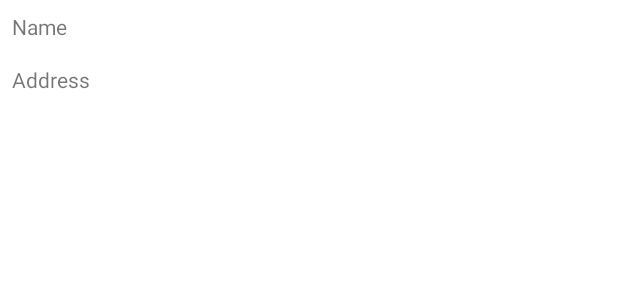
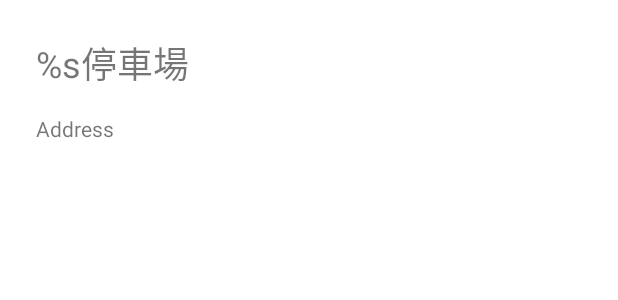
Before and after one commit to jian-fu-hung/KaohsiungParking, an Android app: the layout activity_info.xml on its own in the app's theme, with its tools: preview values and no code run, on a phone screen of 412 x 824 dp. Shown: the top 300 px of the screen. Run offline under Robolectric (Android 15) with nearby library versions, the phone set to English and light mode, and no system bars.

Commit message:
新增搜尋跳轉到停車場資訊頁面

```diff
--- a/app/src/main/AndroidManifest.xml
+++ b/app/src/main/AndroidManifest.xml
@@ -9,7 +9,8 @@
         android:roundIcon="@mipmap/ic_launcher_round"
         android:supportsRtl="true"
         android:theme="@style/AppTheme">
-        <activity android:name=".ui.info.InfoActivity"/>
+        <activity android:name=".ui.info.InfoActivity"
+            android:theme="@style/AppTheme"/>
         <activity android:name=".ui.download.DownloadActivity" />
         <activity android:name=".ui.splash.SplashActivity">
 
--- a/app/src/main/res/layout/activity_info.xml
+++ b/app/src/main/res/layout/activity_info.xml
@@ -10,27 +10,29 @@
     <androidx.constraintlayout.widget.ConstraintLayout
         android:layout_width="match_parent"
         android:layout_height="match_parent"
+        android:layout_margin="16dp"
         tools:context=".ui.info.InfoActivity">
 
         <TextView
             android:id="@+id/tv_name"
-            android:text="Name"
             android:layout_width="match_parent"
             android:layout_height="wrap_content"
             android:padding="8dp"
-            app:layout_constraintTop_toTopOf="parent"
+            android:text="@string/parking_name"
+            android:textSize="24sp"
+            app:layout_constraintEnd_toEndOf="parent"
             app:layout_constraintStart_toStartOf="parent"
-            app:layout_constraintEnd_toEndOf="parent" />
+            app:layout_constraintTop_toTopOf="parent" />
 
         <TextView
             android:id="@+id/tv_address"
-            android:text="Address"
             android:layout_width="match_parent"
             android:layout_height="wrap_content"
             android:padding="8dp"
-            app:layout_constraintTop_toBottomOf="@id/tv_name"
+            android:text="Address"
+            app:layout_constraintEnd_toEndOf="parent"
             app:layout_constraintStart_toStartOf="parent"
-            app:layout_constraintEnd_toEndOf="parent"/>
+            app:layout_constraintTop_toBottomOf="@id/tv_name" />
 
     </androidx.constraintlayout.widget.ConstraintLayout>
 </layout>
--- a/app/src/main/res/layout/activity_search.xml
+++ b/app/src/main/res/layout/activity_search.xml
@@ -46,7 +46,8 @@
                 android:background="@null"
                 android:paddingStart="16dp"
                 android:hint="@string/search_text"
-                android:textSize="14sp" />
+                android:textSize="14sp"
+                android:singleLine="true"/>
 
 
             <androidx.appcompat.widget.AppCompatImageView
--- a/app/src/main/res/values/strings.xml
+++ b/app/src/main/res/values/strings.xml
@@ -4,4 +4,5 @@
     <string name="menu_history_name">歷史紀錄</string>
     <string name="menu_download_name">下載資料</string>
     <string name="search_text">在這裡搜尋</string>
+    <string name="parking_name">%s停車場</string>
 </resources>
```
Also changed, not shown: app/src/main/java/com/jerryhong/kaohsiungparking/ui/map/MainActivity.java (+4 -3 lines), app/src/main/java/com/jerryhong/kaohsiungparking/ui/search/SearchActivity.java (+20 -0 lines), app/src/main/java/com/jerryhong/kaohsiungparking/ui/search/SearchAdapter.java (+16 -2 lines).
